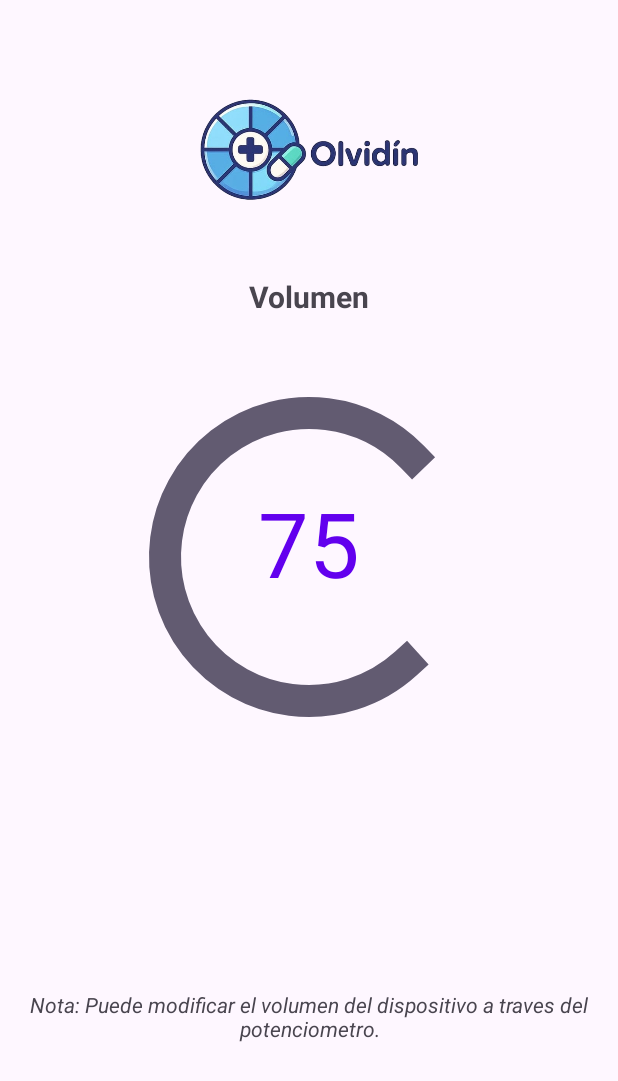
After one commit to PabloNVP/Pastillero-App, an Android app: the VolumeActivity screen opened directly, with no data from a screen before it, on a phone screen of 412 x 824 dp. The commit adds this screen. Shown: the top 1081 px of the screen. Run offline under Robolectric (Android 15) with nearby library versions, the phone set to English and light mode, and no system bars.

Commit message:
Add VolumeActivity

```diff
--- a/app/src/main/java/com/example/pastilleroapp/ScheduleStorage.java
+++ b/app/src/main/java/com/example/pastilleroapp/ScheduleStorage.java
@@ -48,6 +48,7 @@ public class ScheduleStorage {
         return list;
     }
 
+    // TODO: Debera validar que la fecha no sea una fecha anterior a la actual.
     // Add a new schedule and save it
     public static void add(Context context, ScheduledTime st) {
         List<ScheduledTime> current = load(context);
--- /dev/null
+++ b/app/src/main/java/com/example/pastilleroapp/VolumeActivity.java
@@ -0,0 +1,33 @@
+package com.example.pastilleroapp;
+
+import android.os.Bundle;
+import android.widget.ProgressBar;
+import android.widget.TextView;
+
+import androidx.activity.EdgeToEdge;
+import androidx.appcompat.app.AppCompatActivity;
+import androidx.core.graphics.Insets;
+import androidx.core.view.ViewCompat;
+import androidx.core.view.WindowInsetsCompat;
+
+public class VolumeActivity extends AppCompatActivity {
+    private TextView tvVolume;
+
+    @Override
+    protected void onCreate(Bundle savedInstanceState) {
+        super.onCreate(savedInstanceState);
+        EdgeToEdge.enable(this);
+        setContentView(R.layout.activity_volume);
+        ViewCompat.setOnApplyWindowInsetsListener(findViewById(R.id.volume), (v, insets) -> {
+            Insets systemBars = insets.getInsets(WindowInsetsCompat.Type.systemBars());
+            v.setPadding(systemBars.left, systemBars.top, systemBars.right, systemBars.bottom);
+            return insets;
+        });
+
+        tvVolume = findViewById(R.id.txtVolume);
+
+        //TODO: Debe recibirlo de MQTT
+        int value = 75;
+        tvVolume.setText(String.valueOf(value));
+    }
+}
--- /dev/null
+++ b/app/src/main/res/layout/activity_volume.xml
@@ -0,0 +1,71 @@
+<?xml version="1.0" encoding="utf-8"?>
+<androidx.constraintlayout.widget.ConstraintLayout xmlns:android="http://schemas.android.com/apk/res/android"
+    xmlns:app="http://schemas.android.com/apk/res-auto"
+    xmlns:tools="http://schemas.android.com/tools"
+    android:id="@+id/volume"
+    android:layout_width="match_parent"
+    android:layout_height="match_parent"
+    tools:context=".VolumeActivity">
+
+    <ImageView
+        android:id="@+id/imgLogoVolume"
+        android:layout_width="wrap_content"
+        android:layout_height="72dp"
+        android:layout_marginTop="64dp"
+        app:layout_constraintEnd_toEndOf="parent"
+        app:layout_constraintHorizontal_bias="0.0"
+        app:layout_constraintStart_toStartOf="parent"
+        app:layout_constraintTop_toTopOf="parent"
+        app:srcCompat="@drawable/logo" />
+
+    <TextView
+        android:id="@+id/txtTitleVolume"
+        android:layout_width="wrap_content"
+        android:layout_height="wrap_content"
+        android:layout_marginTop="48dp"
+        android:text="Volumen"
+        android:textSize="20sp"
+        android:textStyle="bold"
+        app:layout_constraintEnd_toEndOf="parent"
+        app:layout_constraintStart_toStartOf="parent"
+        app:layout_constraintTop_toBottomOf="@+id/imgLogoVolume" />
+
+    <TextView
+        android:id="@+id/txtHelp"
+        android:layout_width="wrap_content"
+        android:layout_height="wrap_content"
+        android:layout_marginStart="32dp"
+        android:layout_marginTop="32dp"
+        android:layout_marginEnd="32dp"
+        android:text="Nota: Puede modificar el volumen del dispositivo a traves del potenciometro."
+        android:textAlignment="center"
+        android:textStyle="italic"
+        app:layout_constraintBottom_toBottomOf="parent"
+        app:layout_constraintEnd_toEndOf="parent"
+        app:layout_constraintStart_toStartOf="parent"
+        app:layout_constraintTop_toBottomOf="@+id/barVolume" />
+
+    <ProgressBar
+        android:id="@+id/barVolume"
+        style="?android:attr/progressBarStyle"
+        android:layout_width="256dp"
+        android:layout_height="256dp"
+        android:layout_marginTop="32dp"
+        android:clickable="false"
+        app:layout_constraintEnd_toEndOf="parent"
+        app:layout_constraintStart_toStartOf="parent"
+        app:layout_constraintTop_toBottomOf="@+id/txtTitleVolume" />
+
+    <TextView
+        android:id="@+id/txtVolume"
+        android:layout_width="wrap_content"
+        android:layout_height="wrap_content"
+        android:layout_marginTop="110dp"
+        android:text="0"
+        android:textColor="@color/design_default_color_primary"
+        android:textSize="60sp"
+        app:layout_constraintEnd_toEndOf="parent"
+        app:layout_constraintStart_toStartOf="parent"
+        app:layout_constraintTop_toBottomOf="@+id/txtTitleVolume" />
+
+</androidx.constraintlayout.widget.ConstraintLayout>
```
Also changed, not shown: app/src/main/AndroidManifest.xml (+8 -4 lines), app/src/main/java/com/example/pastilleroapp/MainActivity.java (+51 -1 lines), app/src/main/res/layout/activity_add_schedule.xml (+4 -4 lines).
